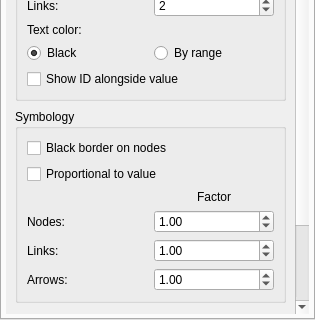
Old version of the form ui/analysis/qgisred_results_dock.ui in the repository qgisred/QGISRed; both pictures show x 0 to 315 and y 160 to 480 of the 315 by 480 pixel window.
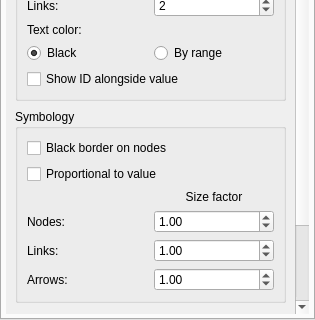
New version of the form. The open tabs and pages were chosen to show the change.

Commit message: Results: Change label

Diff of the .ui file:
```diff
--- a/ui/analysis/qgisred_results_dock.ui
+++ b/ui/analysis/qgisred_results_dock.ui
@@ -1294,7 +1294,7 @@
                <item row="2" column="1">
                 <widget class="QLabel" name="lbFactorHeader">
                  <property name="text">
-                  <string>Factor</string>
+                  <string>Size factor</string>
                  </property>
                  <property name="alignment">
                   <set>Qt::AlignHCenter|Qt::AlignVCenter</set>
```
The commit also changes 6 other files.
